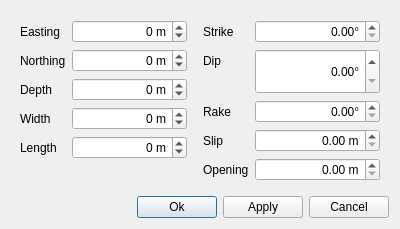
Before: the Qt Designer form src/talpa/res/okada_source.ui in pyrocko/kite, drawn with Qt 5.
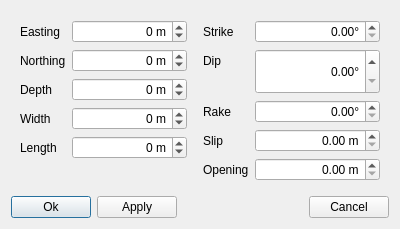
After: the same form once the commit is applied.

```diff
--- a/src/talpa/res/okada_source.ui
+++ b/src/talpa/res/okada_source.ui
@@ -386,6 +386,20 @@
    </item>
    <item>
     <layout class="QHBoxLayout" name="horizontalLayout_3">
+     <item>
+      <widget class="QPushButton" name="okButton">
+       <property name="text">
+        <string>Ok</string>
+       </property>
+      </widget>
+     </item>
+     <item>
+      <widget class="QPushButton" name="applyButton">
+       <property name="text">
+        <string>Apply</string>
+       </property>
+      </widget>
+     </item>
      <item>
       <spacer name="horizontalSpacer">
        <property name="orientation">
@@ -399,20 +413,6 @@
        </property>
       </spacer>
      </item>
-     <item>
-      <widget class="QPushButton" name="okButton">
-       <property name="text">
-        <string>Ok</string>
-       </property>
-      </widget>
-     </item>
-     <item>
-      <widget class="QPushButton" name="applyButton">
-       <property name="text">
-        <string>Apply</string>
-       </property>
-      </widget>
-     </item>
      <item>
       <widget class="QPushButton" name="cancelButton">
        <property name="text">
```
